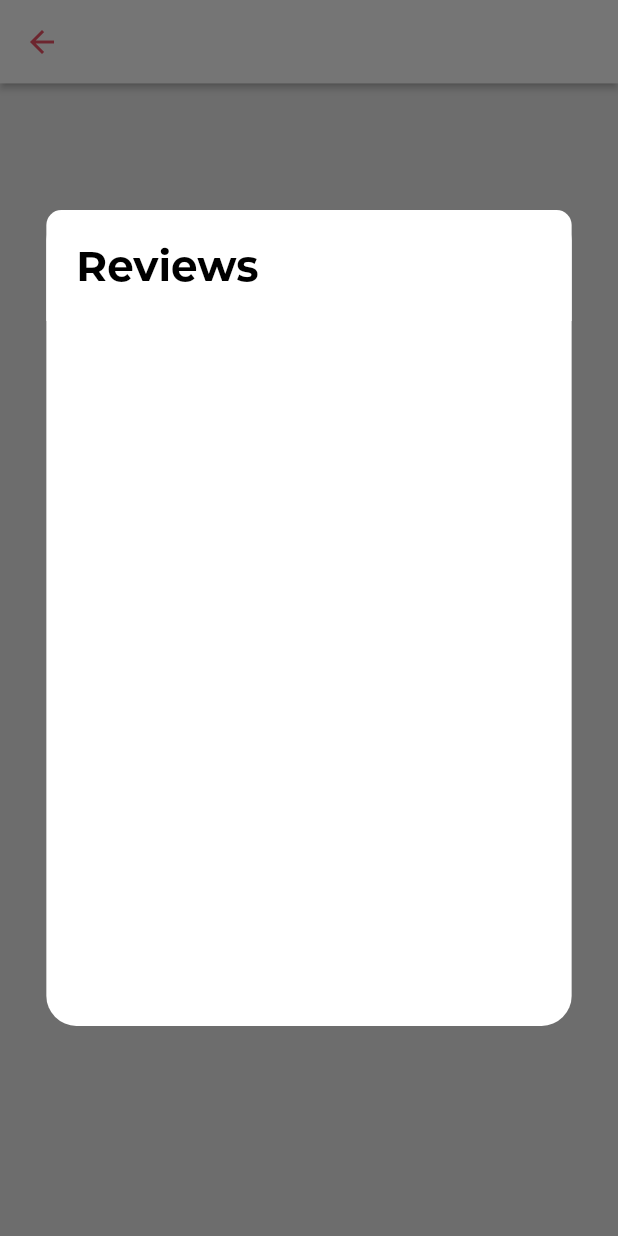
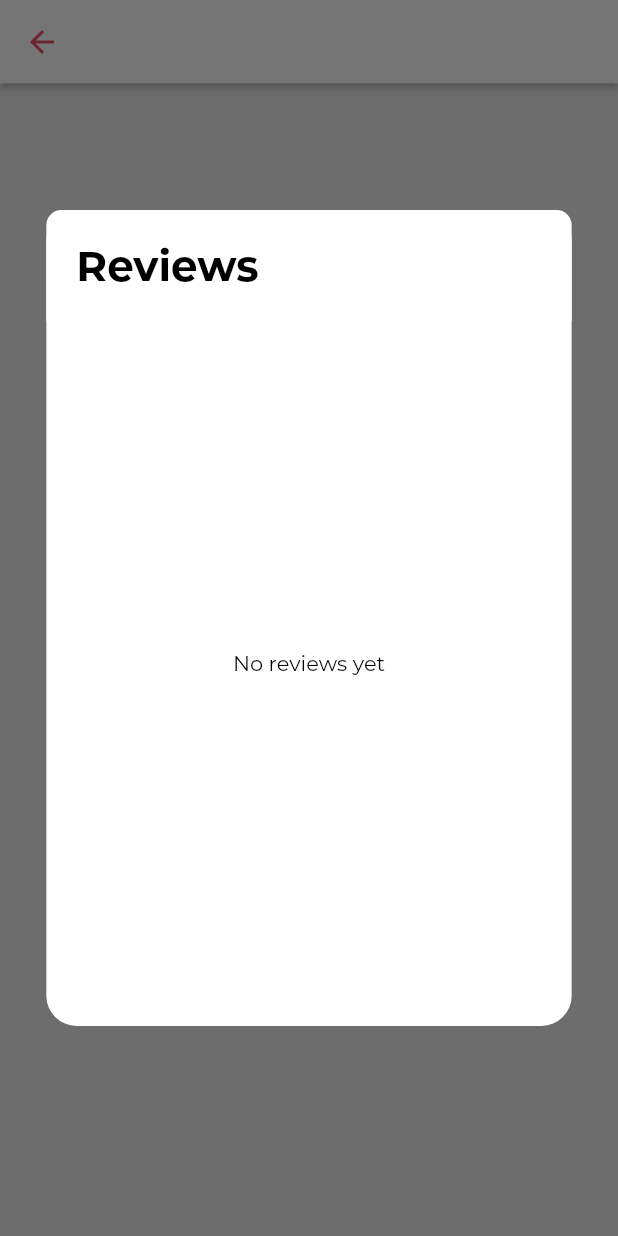
Before and after one commit to eladsez/timeZmoney, a Flutter app: the ProfileScreen screen opened directly with empty values, after a tap on an icon or button, on a phone screen of 412 x 824 dp. Run offline on Flutter 3.47's test engine with Material 2 defaults, Android fonts, the phone set to English and light mode, and no system bars; our stand-ins replace animated_splash_screen, badges, cloud_firestore, curved_navigation_bar, firebase_auth, firebase_core and 12 more; missing offline and left inert: chatview, flutter_google_places_hoc081098, flutter_polyline_points, google_api_headers, google_maps_webservice; accounts and stored records are empty; network calls fail.

Commit message:
added text for when the stats lists are empty

```diff
--- a/lib/screens/profile/components/stats.dart
+++ b/lib/screens/profile/components/stats.dart
@@ -174,7 +174,7 @@ class _StatsState extends State<Stats> {
             builder: (context, AsyncSnapshot<List<JobReview>> snapshot) {
               if (snapshot.hasData) {
                 var reviews = snapshot.data;
-                return ListView.builder(
+                return reviews!.length > 0 ? ListView.builder(
                     itemCount: reviews!.length,
                     itemBuilder: (context, index) {
                       return Container(
@@ -215,7 +215,7 @@ class _StatsState extends State<Stats> {
                           ],
                         ),
                       );
-                    });
+                    }) : Center(child: Text("No reviews yet", style: TextStyle(color: widget.theme.textFieldTextColor),),);
               } else {
                 return const Loading();
               }
@@ -242,7 +242,7 @@ class _StatsState extends State<Stats> {
             builder: (context, AsyncSnapshot<List<Job>> snapshot) {
               if (snapshot.hasData) {
                 var job = snapshot.data;
-                return ListView.builder(
+                return job!.length > 0 ? ListView.builder(
                     itemCount: job!.length,
                     itemBuilder: (context, index) {
                       return Container(
@@ -383,7 +383,7 @@ class _StatsState extends State<Stats> {
                               JobDetails(job: job[index]),
                         ),
                       );
-                    });
+                    }) : Center(child: Text("No jobs yet", style: TextStyle(color: widget.theme.textFieldTextColor),),);
               } else {
                 return const Loading();
               }
```
